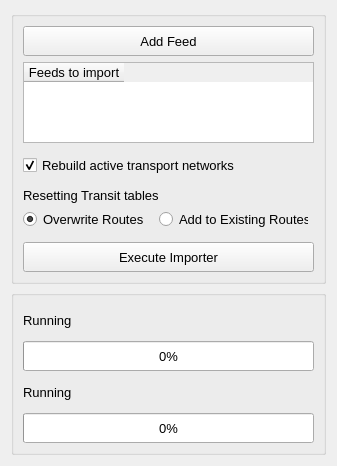
AequilibraE/qaequilibrae, file modules/public_transport_procedures/forms/gtfs_importer.ui: the form before one commit.
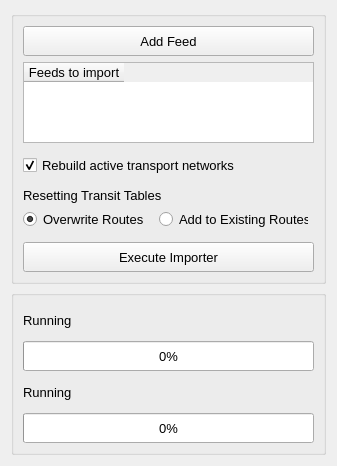
The form after the commit.

```diff
--- a/modules/public_transport_procedures/forms/gtfs_importer.ui
+++ b/modules/public_transport_procedures/forms/gtfs_importer.ui
@@ -40,7 +40,7 @@
          </sizepolicy>
         </property>
         <property name="text">
-         <string>Resetting Transit tables</string>
+         <string>Resetting Transit Tables</string>
         </property>
        </widget>
       </item>
```
